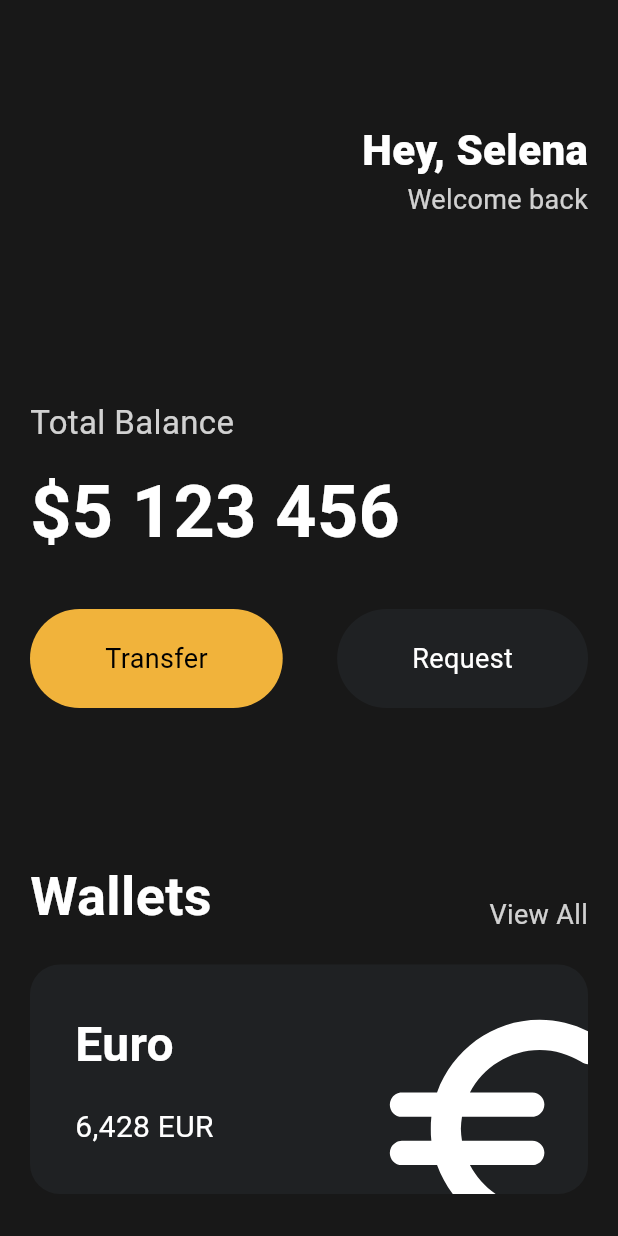
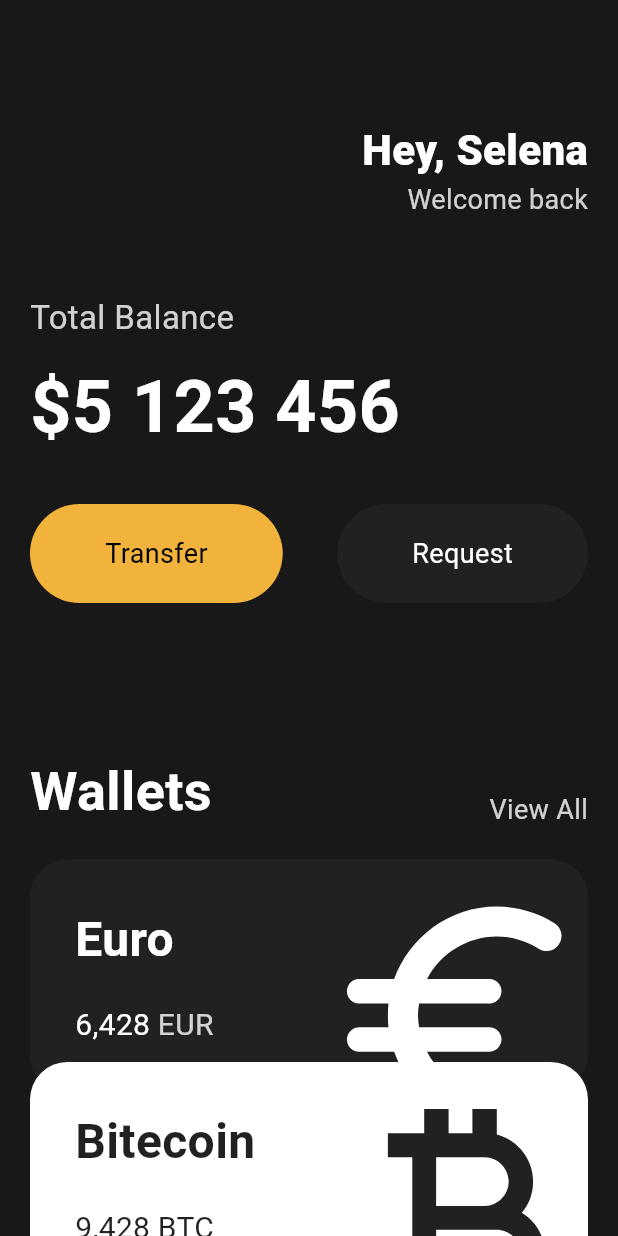
Before and after one commit to judoree/tooflix, a Flutter app: the screen it shows after launch, on a phone screen of 412 x 824 dp. Run offline on Flutter 3.47's test engine with Material 3 defaults, Android fonts, the light colour scheme and no system bars.

Commit message:
Reusable Card

```diff
--- a/lib/main.dart
+++ b/lib/main.dart
@@ -1,5 +1,6 @@
 import 'package:flutter/material.dart';
 import 'package:tooflix/widgets/Button.dart';
+import 'package:tooflix/widgets/currency_card.dart';
 
 void main() {
   runApp(const App());
@@ -13,7 +14,8 @@ class App extends StatelessWidget {
     return MaterialApp(
       home: Scaffold(
         backgroundColor: const Color(0xFF181818),
-        body: Padding(
+        body: SingleChildScrollView(
+          child: Padding(
             padding: const EdgeInsets.symmetric(
               horizontal: 20,
             ),
@@ -49,7 +51,7 @@ class App extends StatelessWidget {
                   ],
                 ),
                 const SizedBox(
-                height: 120,
+                  height: 50,
                 ),
                 Text(
                   'Total Balance',
@@ -114,74 +116,38 @@ class App extends StatelessWidget {
                 const SizedBox(
                   height: 20,
                 ),
-              Container(
-                clipBehavior:
-                    Clip.hardEdge, //Container 로 하금 어떻게 동작하게끔 할건지 알려주는 장치
-                decoration: BoxDecoration(
-                  color: const Color(0xFF1f2123),
-                  borderRadius: BorderRadius.circular(20),
+                const CurrencyCard(
+                  name: 'Euro',
+                  code: 'EUR',
+                  amount: '6,428',
+                  icon: Icons.euro_rounded,
+                  isInverted: false,
                 ),
-                child: Padding(
-                  padding: const EdgeInsets.all(30),
-                  child: Row(
-                    mainAxisAlignment: MainAxisAlignment.spaceBetween,
-                    children: [
-                      const Column(
-                        crossAxisAlignment: CrossAxisAlignment.start,
-                        children: [
-                          Text(
-                            'Euro',
-                            style: TextStyle(
-                              color: Colors.white,
-                              fontSize: 32,
-                              fontWeight: FontWeight.w600,
+                Transform.translate(
+                  offset: const Offset(0, -20),
+                  child: const CurrencyCard(
+                    name: 'Bitecoin',
+                    code: 'BTC',
+                    amount: '9,428',
+                    icon: Icons.currency_bitcoin,
+                    isInverted: true,
                   ),
                 ),
-                          SizedBox(
-                            height: 18,
-                          ),
-                          Row(
-                            children: [
-                              Text(
-                                '6,428',
-                                style: TextStyle(
-                                  color: Colors.white,
-                                  fontSize: 20,
-                                ),
-                              ),
-                              SizedBox(
-                                width: 5,
-                              ),
-                              Text(
-                                'EUR',
-                                style: TextStyle(
-                                  color: Colors.white,
-                                  fontSize: 20,
-                                ),
-                              ),
-                            ],
-                          ),
-                        ],
-                      ),
-                      Transform.scale(
-                        scale: 2.2,
-                        child: Transform.translate(
-                          offset: const Offset(8, 15),
-                          child: const Icon(
-                            Icons.euro_rounded,
-                            color: Colors.white,
-                            size: 88,
-                          ),
-                        ),
-                      )
-                    ],
-                  ),
+                Transform.translate(
+                  offset: const Offset(0, -40),
+                  child: const CurrencyCard(
+                    name: 'Doller',
+                    code: 'USD',
+                    amount: '6,428',
+                    icon: Icons.attach_money_outlined,
+                    isInverted: false,
                   ),
                 ),
               ],
             ),
           ),
         ),
+      ),
     );
   }
 }
--- /dev/null
+++ b/lib/widgets/currency_card.dart
@@ -0,0 +1,88 @@
+import 'package:flutter/material.dart';
+
+class CurrencyCard extends StatelessWidget {
+  final String name, code, amount;
+  final IconData icon;
+  final bool isInverted;
+
+  final _blackColor = const Color(0xFF1F2123);
+  const CurrencyCard({
+    super.key,
+    required this.name,
+    required this.code,
+    required this.amount,
+    required this.icon,
+    required this.isInverted,
+  });
+  @override
+  Widget build(BuildContext context) {
+    return Container(
+      clipBehavior: Clip.hardEdge,
+      decoration: BoxDecoration(
+        color: isInverted ? Colors.white : _blackColor,
+        borderRadius: BorderRadius.circular(25),
+      ),
+      child: Padding(
+        padding: const EdgeInsets.all(30),
+        child: Row(
+          mainAxisAlignment: MainAxisAlignment.spaceBetween,
+          children: [
+            Column(
+              crossAxisAlignment: CrossAxisAlignment.start,
+              children: [
+                Text(
+                  name,
+                  style: TextStyle(
+                    color: isInverted ? _blackColor : Colors.white,
+                    fontSize: 32,
+                    fontWeight: FontWeight.w600,
+                  ),
+                ),
+                const SizedBox(
+                  height: 20,
+                ),
+                Row(
+                  children: [
+                    Text(
+                      amount,
+                      style: TextStyle(
+                        color: isInverted ? _blackColor : Colors.white,
+                        fontSize: 20,
+                      ),
+                    ),
+                    const SizedBox(
+                      width: 5,
+                    ),
+                    Text(
+                      code,
+                      style: TextStyle(
+                        color: isInverted
+                            ? _blackColor
+                            : Colors.white.withOpacity(0.8),
+                        fontSize: 20,
+                      ),
+                    ),
+                  ],
+                )
+              ],
+            ),
+            Transform.scale(
+              scale: 2.2,
+              child: Transform.translate(
+                offset: const Offset(
+                  -5,
+                  12,
+                ),
+                child: Icon(
+                  icon,
+                  color: isInverted ? _blackColor : Colors.white,
+                  size: 88,
+                ),
+              ),
+            )
+          ],
+        ),
+      ),
+    );
+  }
+}
```
Lines whose indentation alone changed are shown as unchanged.
